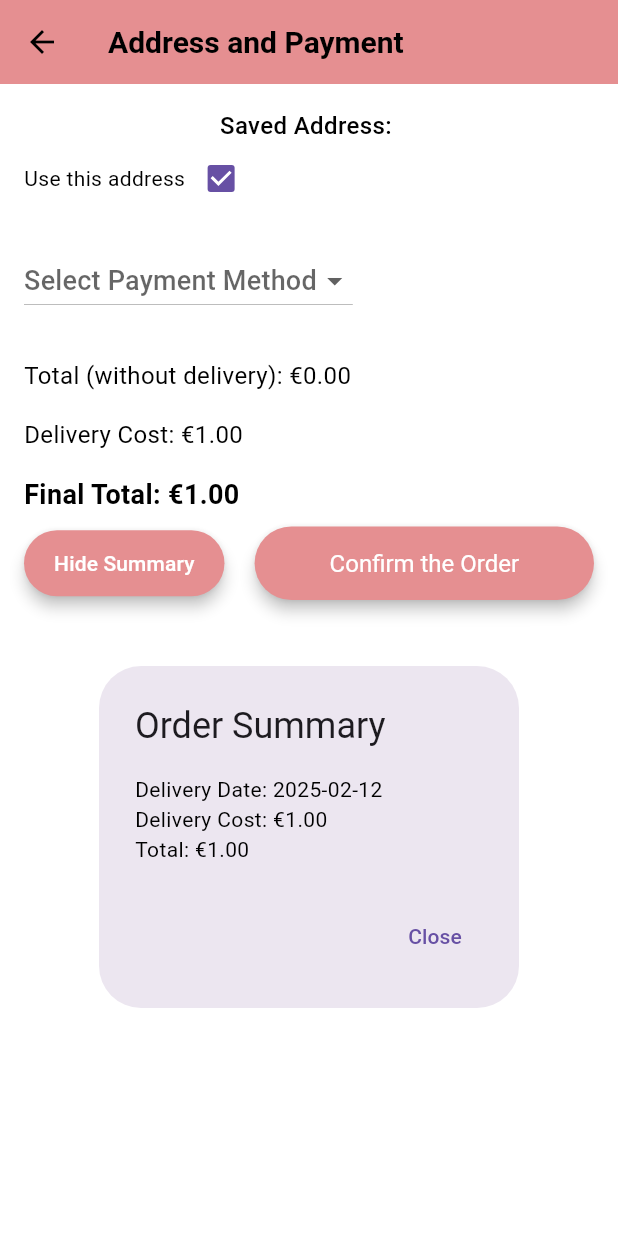
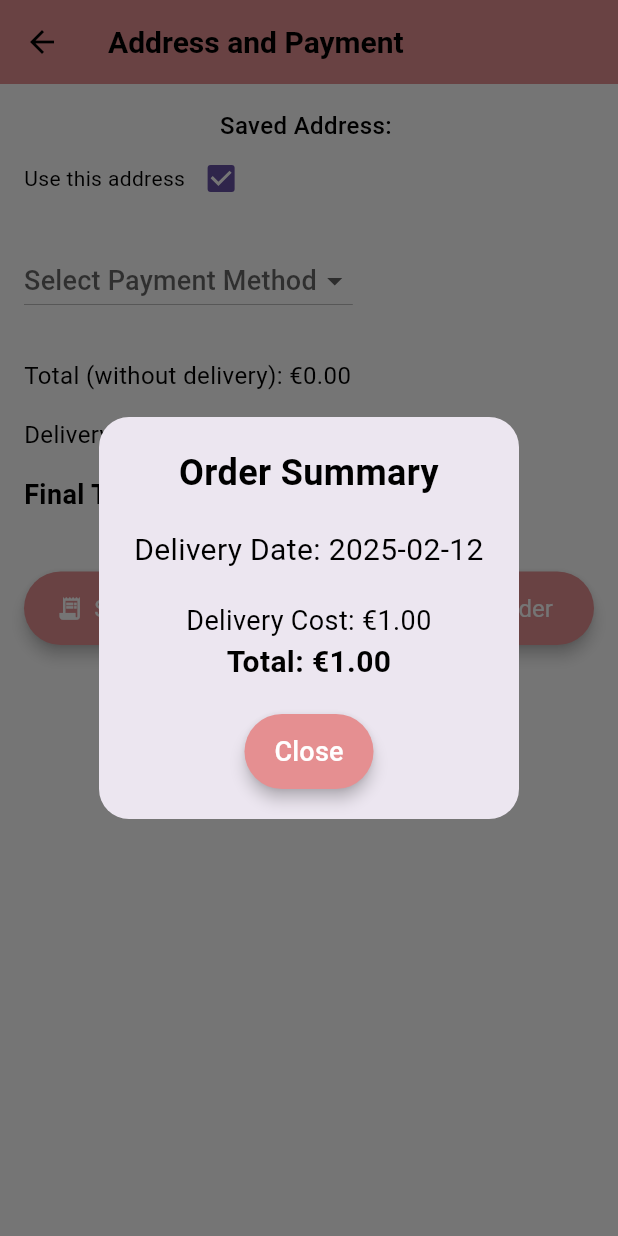
Before and after one commit to marcocastagna99/Marapp, a Flutter app: the AddressPaymentScreen screen opened directly with empty values, after a tap on "Show Summary", on a phone screen of 412 x 824 dp. Run offline on Flutter 3.47's test engine with Material 3 defaults, Android fonts, the phone set to English and light mode, and no system bars; our stand-ins replace cloud_firestore, firebase_auth, firebase_core, flutter_dotenv, flutter_signin_button, flutter_typeahead and 6 more; missing offline and left inert: onesignal_flutter; accounts and stored records are empty; generated files the repository leaves out were written again.

Commit message:
refactor: Improve address/payment UI: summary and button icons
- Refined the summary section on the address/payment screen.
- Added icons to buttons for better visual identification.

```diff
--- a/lib/views/orders/address_payment.dart
+++ b/lib/views/orders/address_payment.dart
@@ -151,6 +151,73 @@ class _AddressPaymentScreenState extends State<AddressPaymentScreen> {
     return total;
   }
 
+
+
+  void _showSummaryDialog(BuildContext context) {
+    String formattedDate = DateFormat('yyyy-MM-dd').format(widget.selectedDate);
+
+    showDialog(
+      context: context,
+      builder: (BuildContext context) {
+        return Dialog(
+          shape: RoundedRectangleBorder(borderRadius: BorderRadius.circular(20)),
+          child: Padding(
+            padding: const EdgeInsets.all(20.0),
+            child: Column(
+              mainAxisSize: MainAxisSize.min,
+              mainAxisAlignment: MainAxisAlignment.center,
+              crossAxisAlignment: CrossAxisAlignment.center,
+              children: [
+                Text(
+                  'Order Summary',
+                  style: TextStyle(fontSize: 24, fontWeight: FontWeight.bold),
+                  textAlign: TextAlign.center,
+                ),
+                SizedBox(height: 20),
+
+                Text(
+                  'Delivery Date: $formattedDate',
+                  style: TextStyle(fontSize: 20),
+                  textAlign: TextAlign.center,
+                ),
+                SizedBox(height: 10),
+
+                ...widget.cartItems.map((item) {
+                  return Padding(
+                    padding: const EdgeInsets.symmetric(vertical: 5),
+                    child: Text(
+                      '${item['name']} x${item['quantity']} - €${(item['price'] * item['quantity']).toStringAsFixed(2)}',
+                      style: TextStyle(fontSize: 18),
+                      textAlign: TextAlign.center,
+                    ),
+                  );
+                }).toList(),
+
+                SizedBox(height: 10),
+                Text('Delivery Cost: €1.00', style: TextStyle(fontSize: 18), textAlign: TextAlign.center),
+                Text('Total: €${getTotalPrice().toStringAsFixed(2)}', style: TextStyle(fontSize: 20, fontWeight: FontWeight.bold), textAlign: TextAlign.center),
+
+                SizedBox(height: 20),
+                ElevatedButton(
+                  onPressed: () {
+                    Navigator.of(context).pop();
+                  },
+                  child: Text('Close', style: TextStyle(fontSize: 18)),
+                ),
+              ],
+            ),
+          ),
+        );
+      },
+    );
+  }
+
+
+
+
+
+
+
   @override
   Widget build(BuildContext context) {
     // Formatta la data senza l'ora
@@ -258,19 +325,26 @@ class _AddressPaymentScreenState extends State<AddressPaymentScreen> {
               ),
 
               // Pulsante per il riepilogo
+              SizedBox(height: 30), // Spazio extra sopra i pulsanti
               Row(
-                mainAxisAlignment: MainAxisAlignment.spaceBetween,
+                mainAxisAlignment: MainAxisAlignment.center,
                 children: [
-                  ElevatedButton(
+                  Expanded(
+                    child: ElevatedButton.icon(
                       onPressed: () {
-                      // Mostra o nasconde il riepilogo al clic del pulsante
-                      setState(() {
-                        showSummary = !showSummary;
-                      });
+                        _showSummaryDialog(context);
                       },
-                    child: Text(showSummary ? 'Hide Summary' : 'Show Summary'),
+                      icon: Icon(Icons.receipt_long, color: Colors.white), // Icona per il riepilogo
+                      label: Text('Show Summary'),
+                      style: ElevatedButton.styleFrom(
+                        padding: EdgeInsets.symmetric(vertical: 15),
+                        textStyle: TextStyle(fontSize: 16),
                       ),
-                  ElevatedButton(
+                    ),
+                  ),
+                  SizedBox(width: 20), // Distanza tra i pulsanti
+                  Expanded(
+                    child: ElevatedButton.icon(
                       onPressed: () {
                         if (selectedPaymentMethod != null && widget.selectedDate != null) {
                           _saveOrder();
@@ -280,45 +354,18 @@ class _AddressPaymentScreenState extends State<AddressPaymentScreen> {
                           );
                         }
                       },
-                    child: Text('Confirm the Order'),
+                      icon: Icon(Icons.check_circle, color: Colors.white), // Icona per confermare
+                      label: Text('Confirm Order'),
                       style: ElevatedButton.styleFrom(
-                      padding: EdgeInsets.symmetric(horizontal: 50, vertical: 15),
+                        padding: EdgeInsets.symmetric(vertical: 15),
                         textStyle: TextStyle(fontSize: 16),
+                      ),
                     ),
                   ),
                 ],
               ),
+              SizedBox(height: 20), // Spazio extra sotto i pulsanti
 
-              // Mostra il riepilogo solo se showSummary è true
-              if (showSummary)
-                Padding(
-                  padding: const EdgeInsets.only(top: 20.0),
-                  child: AlertDialog(
-                    title: Text('Order Summary'),
-                    content: Column(
-                      crossAxisAlignment: CrossAxisAlignment.start,
-                      mainAxisSize: MainAxisSize.min,
-                      children: [
-                        Text('Delivery Date: $formattedDate'),
-                        ...widget.cartItems.map((item) {
-                          return Text('${item['name']} x${item['quantity']} - €${(item['price'] * item['quantity']).toStringAsFixed(2)}');
-                        }).toList(),
-                        Text('Delivery Cost: €1.00'),
-                        Text('Total: €${getTotalPrice().toStringAsFixed(2)}'),
-                      ],
-                    ),
-                    actions: [
-                      TextButton(
-                        onPressed: () {
-                          setState(() {
-                            showSummary = false;
-                          });
-                        },
-                        child: Text('Close'),
-                      ),
-                    ],
-                  ),
-                ),
             ],
           ),
         ),
```
Lines whose indentation alone changed are shown as unchanged.
